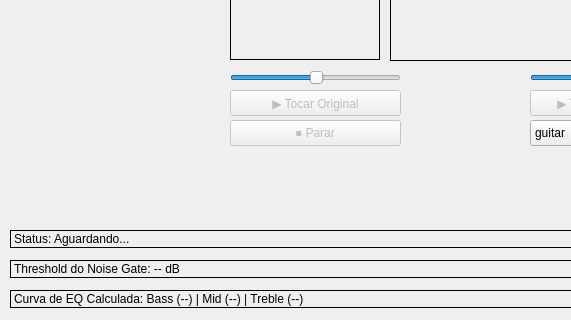
broken-usb/uninstrumephy, file gui/mainwindow.ui: the form before one commit; both pictures show x 0 to 571 and y 220 to 540 of the 720 by 540 pixel window.
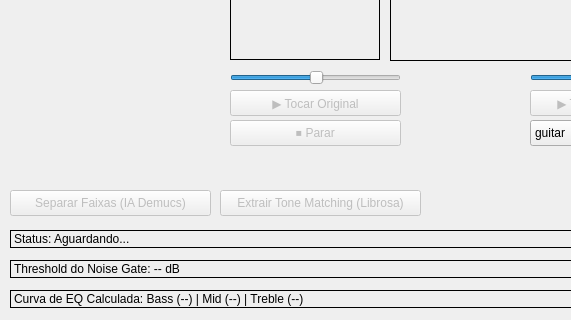
The form after the commit.

Commit message: Interface foda

What changed in the file:
```diff
--- a/gui/mainwindow.ui
+++ b/gui/mainwindow.ui
@@ -335,6 +335,38 @@
     <enum>Qt::Orientation::Horizontal</enum>
    </property>
   </widget>
+  <widget class="QPushButton" name="btn_run_demucs">
+   <property name="enabled">
+    <bool>false</bool>
+   </property>
+   <property name="geometry">
+    <rect>
+     <x>10</x>
+     <y>410</y>
+     <width>201</width>
+     <height>26</height>
+    </rect>
+   </property>
+   <property name="text">
+    <string>Separar Faixas (IA Demucs)</string>
+   </property>
+  </widget>
+  <widget class="QPushButton" name="btn_run_analysis">
+   <property name="enabled">
+    <bool>false</bool>
+   </property>
+   <property name="geometry">
+    <rect>
+     <x>220</x>
+     <y>410</y>
+     <width>201</width>
+     <height>26</height>
+    </rect>
+   </property>
+   <property name="text">
+    <string>Extrair Tone Matching (Librosa)</string>
+   </property>
+  </widget>
  </widget>
  <resources/>
  <connections/>
```
The commit also changes 2 other files.
